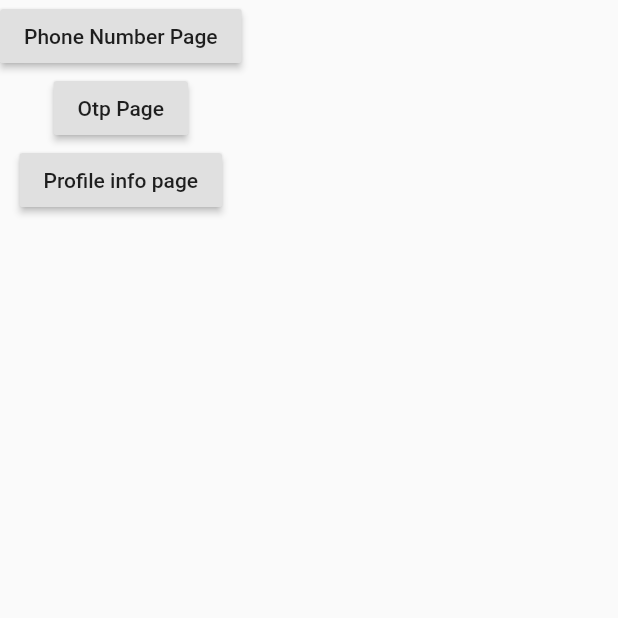
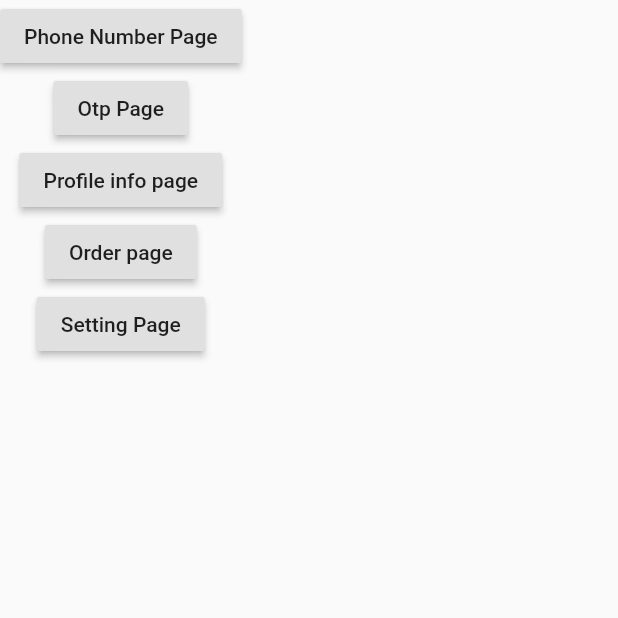
Before and after one commit to drunisa007/daily_nessary, a Flutter app: the AccountPage screen opened directly, on a phone screen of 412 x 824 dp, the top half of it. Run offline on Flutter 3.47's test engine with Material 2 defaults, Android fonts, the phone set to English and light mode, and no system bars; our stand-ins replace cached_network_image, device_preview, flutter_screenutil, flutter_svg, get, get_storage and 1 more; accounts and stored records are empty; network calls fail.

```diff
--- a/lib/core/widgets/appbar/simple_app_bar.dart
+++ b/lib/core/widgets/appbar/simple_app_bar.dart
@@ -2,6 +2,7 @@ import 'package:flutter/material.dart';
 
 AppBar getSimpleAppbar(String title){
   return AppBar(
+    elevation: 0,
     centerTitle: true,
     title: Text(title,
       style: TextStyle(
--- a/lib/feature/account_main/view/account_page.dart
+++ b/lib/feature/account_main/view/account_page.dart
@@ -22,6 +22,12 @@ class AccountPage extends StatelessWidget {
             RaisedButton(
                 child: Text("Profile info page"),
                 onPressed: () => Get.toNamed('/profile_info_page')),
+           RaisedButton(
+                child: Text("Order page"),
+                onPressed: () => Get.toNamed('/order-page')),
+           RaisedButton(
+                child: Text("Setting Page"),
+                onPressed: () => Get.toNamed('/setting-page')),
 
           ],
 
--- a/lib/feature/feature_main/binding/feature_binding.dart
+++ b/lib/feature/feature_main/binding/feature_binding.dart
@@ -3,6 +3,8 @@ import 'package:snack_delivery/core/constants/size_config.dart';
 import 'package:snack_delivery/feature/cart_main/controller/cart_controller.dart';
 import 'package:snack_delivery/feature/feature_main/controller/feature_controller.dart';
 import 'package:snack_delivery/feature/home_main/controller/home_controller.dart';
+import 'package:snack_delivery/feature/order_main/controller/order_page_controller.dart';
+import 'package:snack_delivery/feature/setting_page/controller/setting_page_controller.dart';
 
 class FeatureBinding extends Bindings{
   @override
@@ -11,6 +13,9 @@ class FeatureBinding extends Bindings{
    Get.lazyPut(() => SizeConfig());
    Get.lazyPut(() => HomeController());
    Get.lazyPut(() => CartController());
+   Get.lazyPut(() => OrderPageController());
+   Get.lazyPut(() => SettingPageController());
+
   }
 
 }
--- a/lib/feature/order_main/controller/order_page_controller.dart
+++ b/lib/feature/order_main/controller/order_page_controller.dart
@@ -8,15 +8,15 @@ class OrderPageController extends GetxController {
     OrderModel(orderId: "Order id #001", isOrderFinish: true, orderTime: "12: 34 pm", orderData: "11/11/2021", orderDuationTime: "23:30 hr"),
     OrderModel(orderId: "Order id #002", isOrderFinish: false, orderTime: "12: 34 pm", orderData: "11/11/2021", orderDuationTime: "23:30 hr"),
     OrderModel(orderId: "Order id #003", isOrderFinish: true, orderTime: "12: 34 pm", orderData: "11/11/2021", orderDuationTime: "23:30 hr"),
-    OrderModel(orderId: "Order id #001", isOrderFinish: true, orderTime: "12: 34 pm", orderData: "11/11/2021", orderDuationTime: "23:30 hr"),
-    OrderModel(orderId: "Order id #002", isOrderFinish: false, orderTime: "12: 34 pm", orderData: "11/11/2021", orderDuationTime: "23:30 hr"),
-    OrderModel(orderId: "Order id #003", isOrderFinish: true, orderTime: "12: 34 pm", orderData: "11/11/2021", orderDuationTime: "23:30 hr"),
-    OrderModel(orderId: "Order id #001", isOrderFinish: true, orderTime: "12: 34 pm", orderData: "11/11/2021", orderDuationTime: "23:30 hr"),
-    OrderModel(orderId: "Order id #002", isOrderFinish: false, orderTime: "12: 34 pm", orderData: "11/11/2021", orderDuationTime: "23:30 hr"),
-    OrderModel(orderId: "Order id #003", isOrderFinish: true, orderTime: "12: 34 pm", orderData: "11/11/2021", orderDuationTime: "23:30 hr"),
-    OrderModel(orderId: "Order id #001", isOrderFinish: true, orderTime: "12: 34 pm", orderData: "11/11/2021", orderDuationTime: "23:30 hr"),
-    OrderModel(orderId: "Order id #002", isOrderFinish: false, orderTime: "12: 34 pm", orderData: "11/11/2021", orderDuationTime: "23:30 hr"),
-    OrderModel(orderId: "Order id #003", isOrderFinish: true, orderTime: "12: 34 pm", orderData: "11/11/2021", orderDuationTime: "23:30 hr"),
+    OrderModel(orderId: "Order id #004", isOrderFinish: true, orderTime: "12: 34 pm", orderData: "11/11/2021", orderDuationTime: "23:30 hr"),
+    OrderModel(orderId: "Order id #005", isOrderFinish: false, orderTime: "12: 34 pm", orderData: "11/11/2021", orderDuationTime: "23:30 hr"),
+    OrderModel(orderId: "Order id #005", isOrderFinish: true, orderTime: "12: 34 pm", orderData: "11/11/2021", orderDuationTime: "23:30 hr"),
+    OrderModel(orderId: "Order id #006", isOrderFinish: true, orderTime: "12: 34 pm", orderData: "11/11/2021", orderDuationTime: "23:30 hr"),
+    OrderModel(orderId: "Order id #007", isOrderFinish: false, orderTime: "12: 34 pm", orderData: "11/11/2021", orderDuationTime: "23:30 hr"),
+    OrderModel(orderId: "Order id #008", isOrderFinish: true, orderTime: "12: 34 pm", orderData: "11/11/2021", orderDuationTime: "23:30 hr"),
+    OrderModel(orderId: "Order id #009", isOrderFinish: true, orderTime: "12: 34 pm", orderData: "11/11/2021", orderDuationTime: "23:30 hr"),
+    OrderModel(orderId: "Order id #010", isOrderFinish: false, orderTime: "12: 34 pm", orderData: "11/11/2021", orderDuationTime: "23:30 hr"),
+    OrderModel(orderId: "Order id #010", isOrderFinish: true, orderTime: "12: 34 pm", orderData: "11/11/2021", orderDuationTime: "23:30 hr"),
 
   ];
 
--- /dev/null
+++ b/lib/feature/setting_page/controller/setting_page_controller.dart
@@ -0,0 +1,10 @@
+import 'package:get/get.dart';
+
+class SettingPageController extends GetxController {
+
+
+  SettingPageController() {
+
+    print("Setting page controller");
+  }
+}
--- a/lib/main.dart
+++ b/lib/main.dart
@@ -14,6 +14,8 @@ import 'package:snack_delivery/feature/order_main/binding/order_page_binding.dar
 import 'package:snack_delivery/feature/phone_number_page/binding/phone_number_page_controller.dart';
 import 'package:snack_delivery/feature/profile_info_page/binding/profile_info_page_binding.dart';
 import 'package:snack_delivery/feature/profile_info_page/view/profile_info_page.dart';
+import 'package:snack_delivery/feature/setting_page/binding/setting_page_binding.dart';
+import 'package:snack_delivery/feature/setting_page/view/setting_page.dart';
 import 'package:snack_delivery/feature/splashScreen/binding/splash_screen_page_binding.dart';
 import 'package:snack_delivery/feature/splashScreen/view/splash_screen_page.dart';
 
@@ -24,7 +26,7 @@ import 'feature/phone_number_page/view/phone_number_page.dart';
 void main() {
   runApp(const MyApp());
 
- /*   runApp(DevicePreview(
+  /*  runApp(DevicePreview(
     enabled: !kReleaseMode,
     builder: (context) => MyApp(), // Wrap your app
   ));*/
@@ -37,7 +39,7 @@ class MyApp extends StatelessWidget {
   Widget build(BuildContext context) {
     return  GetMaterialApp(
       title: 'Snack Delivery',
-       //  builder: DevicePreview.appBuilder,
+     //    builder: DevicePreview.appBuilder,
       theme: ThemeData(
         primaryColor: generateMaterialColor(const Color(0xffff5c4d)),
         scaffoldBackgroundColor: generateMaterialColor(const Color(0xffE9E9E9)),
@@ -83,9 +85,13 @@ class MyApp extends StatelessWidget {
         GetPage(name: '/order-detail-page',
             page: () => OrderDetail(),
         binding: OrderDetailBinding()
+        ),
+        GetPage(name: '/setting-page',
+            page: () => SettingPage(),
+            binding: SettingPageBinding()
         )
       ],
-      initialRoute: '/order-page',
+      initialRoute: '/',
     );
   }
 }
```
Also changed, not shown: lib/feature/order_main/view/order_page_all_widget.dart (+9 -7 lines), lib/feature/setting_page/binding/setting_page_binding.dart (added, +15 -0 lines), lib/feature/setting_page/view/setting_page.dart (added, +23 -0 lines), lib/feature/setting_page/view/setting_page_all_widget.dart (added, +222 -0 lines), assets/images/facebook.png (added), assets/images/gmail.png (added), assets/images/messenger.png (added), assets/images/viber.png (added).
